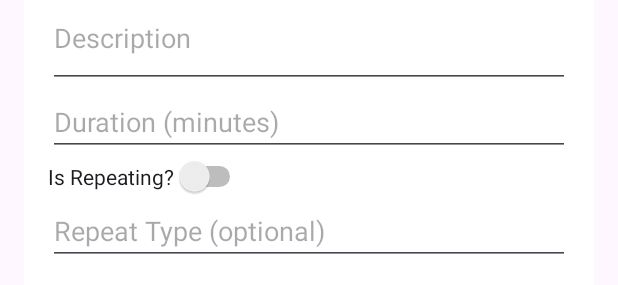
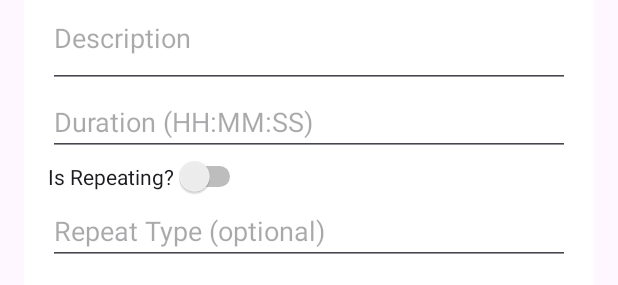
Before and after one commit to bachelor-terminplanung/app-frontend, an Android app: the layout manuall_insert_pop_up.xml on its own in the app's theme, with its tools: preview values and no code run, on a phone screen of 412 x 824 dp. Shown: the part 196-481 px from the top of the screen. Run offline under Robolectric (Android 15) with nearby library versions, the phone set to English and light mode, and no system bars.

Commit message:
enhanced xml design of manuall_insert_pop_up

```diff
--- a/app/src/main/res/layout/manuall_insert_pop_up.xml
+++ b/app/src/main/res/layout/manuall_insert_pop_up.xml
@@ -1,5 +1,6 @@
 <?xml version="1.0" encoding="utf-8"?>
 <ScrollView xmlns:android="http://schemas.android.com/apk/res/android"
+    xmlns:tools="http://schemas.android.com/tools"
     android:layout_width="match_parent"
     android:layout_height="match_parent"
     xmlns:app="http://schemas.android.com/apk/res-auto"
@@ -20,7 +21,8 @@
             android:inputType="date"
             android:layout_marginBottom="8dp"
             app:layout_constraintStart_toStartOf="parent"
-            app:layout_constraintEnd_toEndOf="parent" />
+            app:layout_constraintEnd_toEndOf="parent"
+            tools:ignore="MissingConstraints" />
 
         <EditText
             android:id="@+id/inputStartTime"
@@ -49,7 +51,7 @@
             android:id="@+id/inputDuration"
             android:layout_width="0dp"
             android:layout_height="wrap_content"
-            android:hint="Duration (minutes)"
+            android:hint="Duration (HH:MM:SS)"
             android:inputType="number"
             android:layout_marginBottom="8dp"
             app:layout_constraintTop_toBottomOf="@id/inputDescription"
```
